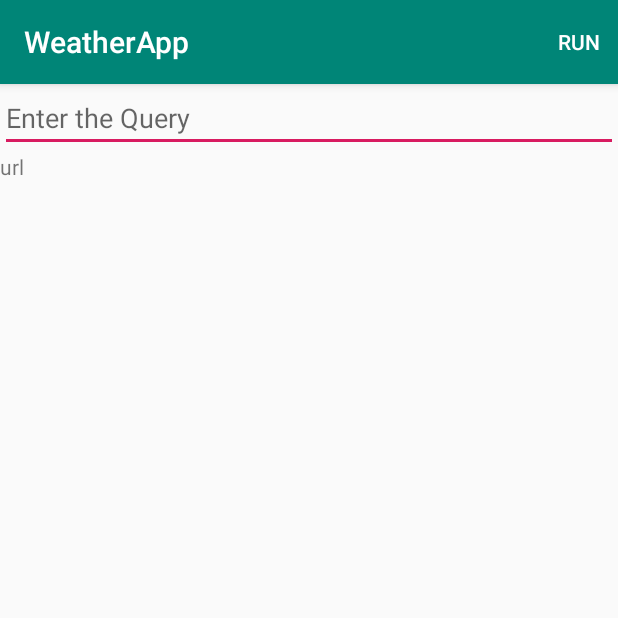
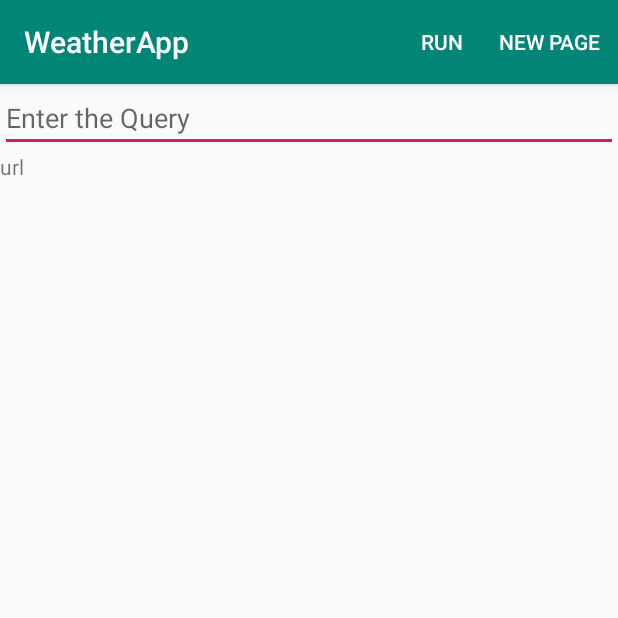
Before and after one commit to maturiKarthik/weatherapp, an Android app: the screen it shows after launch (GitHubApp), on a phone screen of 412 x 824 dp, the top half of it. Run offline under Robolectric (Android 15) with nearby library versions, the phone set to English and light mode, and no system bars.

```diff
--- a/app/build.gradle
+++ b/app/build.gradle
@@ -31,7 +31,12 @@ dependencies {
     implementation 'com.squareup.retrofit2:converter-gson:2.1.0'
     //Kotline
     implementation "org.jetbrains.kotlin:kotlin-stdlib-jdk7:$kotlin_version"
+    //Recycler View
+    implementation 'com.android.support:recyclerview-v7:28.0.0'
 }
+
+
+
 repositories {
     mavenCentral()
 }
--- a/app/src/main/java/com/weather/meghanasol/weatherapp/GitHubApp.java
+++ b/app/src/main/java/com/weather/meghanasol/weatherapp/GitHubApp.java
@@ -1,11 +1,14 @@
 package com.weather.meghanasol.weatherapp;
 
+import android.content.Intent;
 import android.os.Bundle;
 import android.support.annotation.Nullable;
 import android.support.v7.app.AppCompatActivity;
-import android.util.Log;
+import android.support.v7.widget.LinearLayoutManager;
+import android.support.v7.widget.RecyclerView;
 import android.view.Menu;
 import android.view.MenuItem;
+import android.view.View;
 import android.widget.EditText;
 import android.widget.TextView;
 import android.widget.Toast;
@@ -14,14 +17,21 @@ import com.weather.meghanasol.weatherapp.model.Data;
 import com.weather.meghanasol.weatherapp.model.GithubCalls;
 import com.weather.meghanasol.weatherapp.model.GithubCallsCallback;
 import com.weather.meghanasol.weatherapp.model.GithubServices;
+import com.weather.meghanasol.weatherapp.model.ListItemClickListener;
+import com.weather.meghanasol.weatherapp.model.MyAdapter;
 import com.weather.meghanasol.weatherapp.model.ServerConfig;
 
-public class GitHubApp extends AppCompatActivity implements GithubCallsCallback {
+import java.util.List;
+
+public class GitHubApp extends AppCompatActivity implements GithubCallsCallback, ListItemClickListener {
 
     private String TAG = this.getClass().getSimpleName();
     EditText edit_query;
-    TextView tv_url, tv_url_result;
+    TextView tv_url;
     private GithubServices service;
+    RecyclerView recyclerView;
+    //  private String [] myDataset = {"H","Welcome","Tuts","Normal","Gadget"};
+    private List<Data> mdata;
 
     @Override
     protected void onCreate(@Nullable Bundle savedInstanceState) {
@@ -30,11 +40,15 @@ public class GitHubApp extends AppCompatActivity implements GithubCallsCallback
 
         edit_query = (EditText) findViewById(R.id.edit_query);
         tv_url = (TextView) findViewById(R.id.tv_url);
-        tv_url_result = (TextView) findViewById(R.id.tv_url_result);
+
+        recyclerView = (RecyclerView) findViewById(R.id.my_recycler_view);
+        recyclerView.setHasFixedSize(true);
+        recyclerView.setLayoutManager(new LinearLayoutManager(this));
         /**
          * Server Config
          */
         service = new ServerConfig(Constant.GITHUB_BASE_URL).getGithubInstance();
+
     }
 
     @Override
@@ -44,13 +58,17 @@ public class GitHubApp extends AppCompatActivity implements GithubCallsCallback
     }
 
 
-
     @Override
     public boolean onOptionsItemSelected(MenuItem item) {
         switch (item.getItemId()) {
             case R.id.search_button:
                 Toast.makeText(this, "Run", Toast.LENGTH_SHORT).show();
                 new GithubCalls(service, this, edit_query.getText().toString().replaceAll(" ", ""));
+                break;
+            case R.id.newActivity:
+                Intent intent = new Intent(this, MainActivity.class);
+                intent.putExtra("key", "Data From Github");
+                startActivity(intent);
                 break;
         }
         return super.onOptionsItemSelected(item);
@@ -64,10 +82,13 @@ public class GitHubApp extends AppCompatActivity implements GithubCallsCallback
      */
 
     @Override
-    public void datarecieved(Data data) {
-        tv_url_result.append("Id ::" + data.getId() + "   Name :" + data.getName() + "(" + data.getFull_name() + ")");
-        Log.w(TAG, "Id ::" + data.getId() + "   Login::" + data.getLogin() + "   Name :" + data.getName() + "(" + data.getFull_name() + ")");
+    public void datarecieved(List<Data> data) {
+        mdata = data;
+        recyclerView.setVisibility(View.VISIBLE);
+        MyAdapter mAdapter = new MyAdapter(data, this);
+        recyclerView.setAdapter(mAdapter);
     }
+
 
     @Override
     public void onError(String message) {
@@ -78,4 +99,16 @@ public class GitHubApp extends AppCompatActivity implements GithubCallsCallback
     public void urlPinged(String url) {
         tv_url.setText(url);
     }
+
+    /**
+     * Call Back For OnItemClickListeners
+     */
+    @Override
+    public void onClickListener(int position) {
+
+
+        Toast toast = Toast.makeText(this, "" + mdata.get(position).getFull_name(), Toast.LENGTH_SHORT);
+        toast.show();
+
+    }
 }
--- a/app/src/main/java/com/weather/meghanasol/weatherapp/model/GithubCallsCallback.java
+++ b/app/src/main/java/com/weather/meghanasol/weatherapp/model/GithubCallsCallback.java
@@ -1,8 +1,12 @@
 package com.weather.meghanasol.weatherapp.model;
+
+import java.util.List;
 
 public interface GithubCallsCallback {
 
-    void datarecieved(Data data);
+    void datarecieved(List<Data> data);
+
     void onError(String message);
-    void  urlPinged(String url);
+
+    void urlPinged(String url);
 }
--- /dev/null
+++ b/app/src/main/java/com/weather/meghanasol/weatherapp/model/ListItemClickListener.java
@@ -0,0 +1,5 @@
+package com.weather.meghanasol.weatherapp.model;
+
+public interface ListItemClickListener {
+    void onClickListener(int position);
+}
--- a/app/src/main/res/layout/github_layout.xml
+++ b/app/src/main/res/layout/github_layout.xml
@@ -22,14 +22,11 @@
         android:layout_height="wrap_content"
         />
 
-    <ScrollView
+    <android.support.v7.widget.RecyclerView
+        android:visibility="invisible"
+        android:id="@+id/my_recycler_view"
+        android:scrollbars="vertical"
         android:layout_width="match_parent"
-        android:layout_height="wrap_content">
+        android:layout_height="match_parent"/>
 
-        <TextView
-            android:id="@+id/tv_url_result"
-            android:layout_width="match_parent"
-            android:layout_height="match_parent" />
-
-    </ScrollView>
 </LinearLayout>
--- a/app/src/main/res/menu/menu.xml
+++ b/app/src/main/res/menu/menu.xml
@@ -1,9 +1,12 @@
 <?xml version="1.0" encoding="utf-8"?>
 <menu xmlns:android="http://schemas.android.com/apk/res/android"
     xmlns:app="http://schemas.android.com/apk/res-auto">
-<item
-    android:id="@+id/search_button"
-    android:title="@string/menu_button"
-    app:showAsAction="always"
-    />
+    <item
+        android:id="@+id/search_button"
+        android:title="@string/menu_button"
+        app:showAsAction="always" />
+    <item
+        android:id="@+id/newActivity"
+        android:title="@string/new_page"
+        app:showAsAction="always" />
 </menu>
--- a/app/src/main/res/values/strings.xml
+++ b/app/src/main/res/values/strings.xml
@@ -2,4 +2,5 @@
     <string name="app_name">WeatherApp</string>
     <string name="hint_edittext">Enter the Query</string>
     <string name="menu_button">Run</string>
+    <string name="new_page">New Page</string>
 </resources>
```
Also changed, not shown: app/src/main/java/com/weather/meghanasol/weatherapp/MainActivity.java (+22 -3 lines), app/src/main/java/com/weather/meghanasol/weatherapp/model/GithubCalls.java (+10 -5 lines), app/src/main/java/com/weather/meghanasol/weatherapp/model/MyAdapter.java (added, +74 -0 lines), app/src/main/res/layout/veiw_holder.xml (added, +17 -0 lines).
